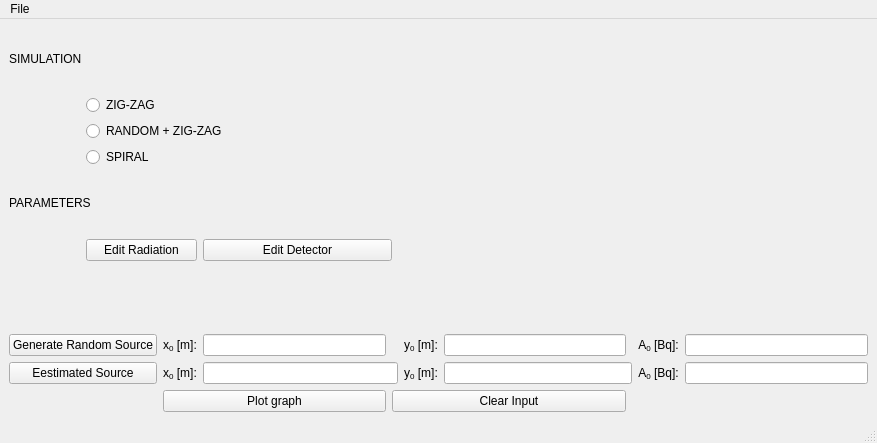
Old version of the form working_apps/simulations/MainWindow.ui in the repository urhtrinko/DroneRadioactivity_student_job.
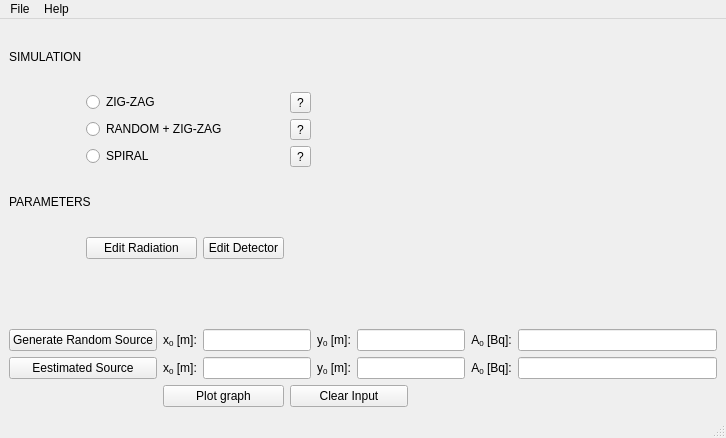
New version of the form.

What changed in the file:
```diff
--- a/working_apps/simulations/MainWindow.ui
+++ b/working_apps/simulations/MainWindow.ui
@@ -6,8 +6,8 @@
    <rect>
     <x>0</x>
     <y>0</y>
-    <width>877</width>
-    <height>443</height>
+    <width>726</width>
+    <height>438</height>
    </rect>
   </property>
   <property name="windowTitle">
@@ -55,9 +55,6 @@
         </property>
        </widget>
       </item>
-      <item row="7" column="3">
-       <widget class="QLineEdit" name="x0lineEditRand"/>
-      </item>
       <item row="0" column="0" colspan="2">
        <widget class="QLabel" name="simulationLabel">
         <property name="text">
@@ -68,13 +65,6 @@
       <item row="8" column="10">
        <widget class="QLineEdit" name="A0lineEditEst"/>
       </item>
-      <item row="9" column="4" colspan="4">
-       <widget class="QPushButton" name="btnClearInput">
-        <property name="text">
-         <string>Clear Input</string>
-        </property>
-       </widget>
-      </item>
       <item row="7" column="2">
        <widget class="QLabel" name="x0labelRand">
         <property name="text">
@@ -116,9 +106,6 @@
         </property>
        </widget>
       </item>
-      <item row="7" column="7">
-       <widget class="QLineEdit" name="y0lineEditRand"/>
-      </item>
       <item row="8" column="9">
        <widget class="QLabel" name="A0labelEst">
         <property name="text">
@@ -126,13 +113,6 @@
         </property>
        </widget>
       </item>
-      <item row="9" column="2" colspan="2">
-       <widget class="QPushButton" name="btnPlot">
-        <property name="text">
-         <string>Plot graph</string>
-        </property>
-       </widget>
-      </item>
       <item row="7" column="9">
        <widget class="QLabel" name="A0labelRand">
         <property name="text">
@@ -161,6 +141,47 @@
         </property>
        </widget>
       </item>
+      <item row="1" column="5">
+       <widget class="QToolButton" name="infoZigZag">
+        <property name="text">
+         <string>?</string>
+        </property>
+       </widget>
+      </item>
+      <item row="7" column="3" colspan="3">
+       <widget class="QLineEdit" name="x0lineEditRand"/>
+      </item>
+      <item row="7" column="7" colspan="2">
+       <widget class="QLineEdit" name="y0lineEditRand"/>
+      </item>
+      <item row="9" column="5" colspan="3">
+       <widget class="QPushButton" name="btnClearInput">
+        <property name="text">
+         <string>Clear Input</string>
+        </property>
+       </widget>
+      </item>
+      <item row="9" column="2" colspan="3">
+       <widget class="QPushButton" name="btnPlot">
+        <property name="text">
+         <string>Plot graph</string>
+        </property>
+       </widget>
+      </item>
+      <item row="2" column="5">
+       <widget class="QToolButton" name="infoZigRand">
+        <property name="text">
+         <string>?</string>
+        </property>
+       </widget>
+      </item>
+      <item row="3" column="5">
+       <widget class="QToolButton" name="infoSpiral">
+        <property name="text">
+         <string>?</string>
+        </property>
+       </widget>
+      </item>
      </layout>
     </item>
    </layout>
@@ -170,7 +191,7 @@
     <rect>
      <x>0</x>
      <y>0</y>
-     <width>877</width>
+     <width>726</width>
      <height>31</height>
     </rect>
    </property>
@@ -180,7 +201,14 @@
     </property>
     <addaction name="actionExit"/>
    </widget>
+   <widget class="QMenu" name="menuHelp">
+    <property name="title">
+     <string>Help</string>
+    </property>
+    <addaction name="actionAbout"/>
+   </widget>
    <addaction name="menuFile"/>
+   <addaction name="menuHelp"/>
   </widget>
   <widget class="QStatusBar" name="statusbar"/>
   <action name="actionExit">
```
Left out of the diff: 5 changed lines with no effect on the pictures.
